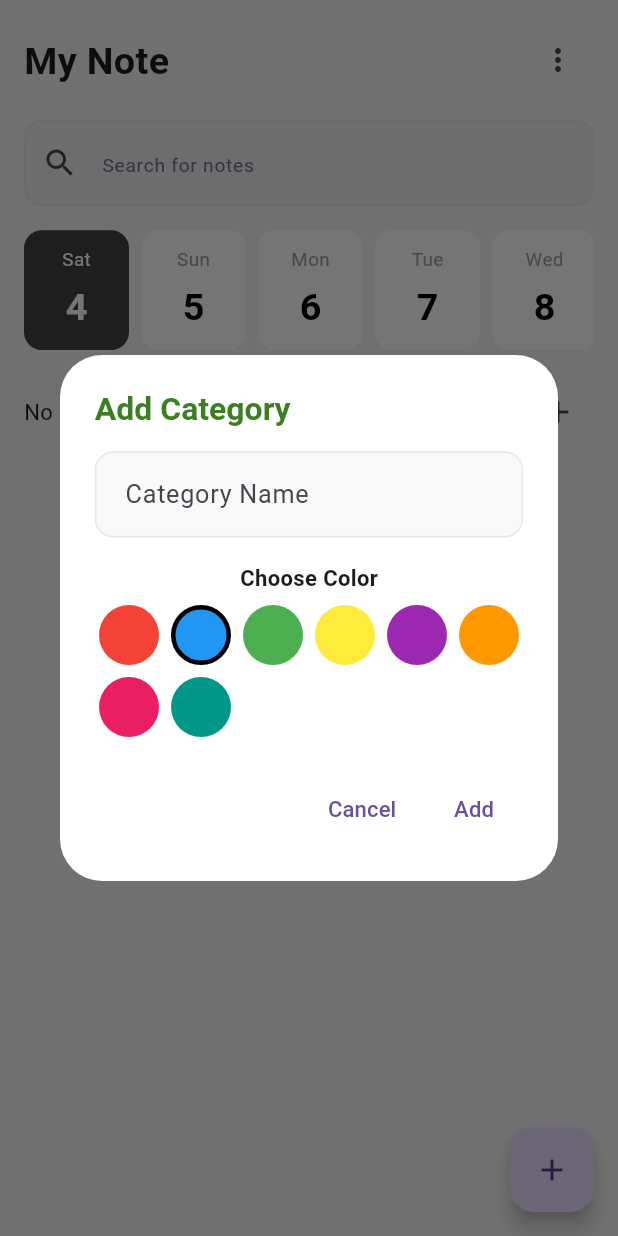
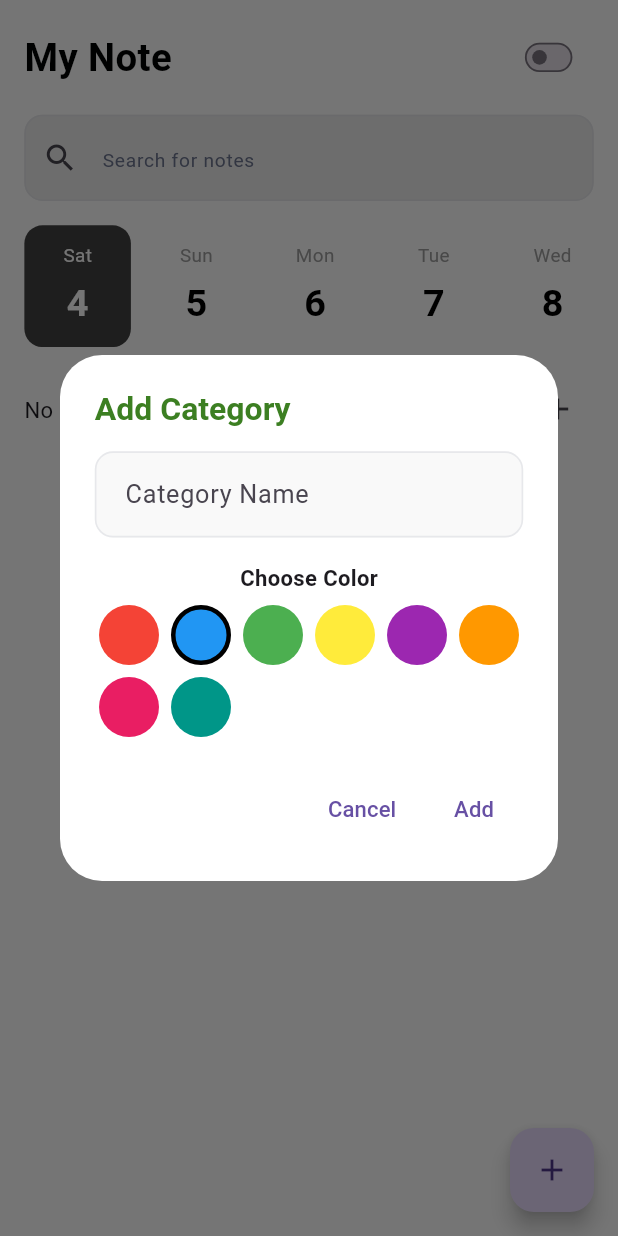
Before and after one commit to adetola437/to_do, a Flutter app: the screen it shows after launch, after a tap on the "add" icon, on a phone screen of 412 x 824 dp. Run offline on Flutter 3.47's test engine with Material 3 defaults, Android fonts, the phone set to English and light mode, and no system bars; drawn by our look-alikes of skeletonizer; our stand-ins replace another_flushbar, bloc, equatable, flutter_bloc, flutter_dotenv, flutter_screenutil and 9 more; missing offline and left inert: flutter_quill; Roboto replaces fonts that are missing (Outfit).

Commit message:
dark theme

```diff
--- a/lib/core/navigation/routes.dart
+++ b/lib/core/navigation/routes.dart
@@ -4,6 +4,7 @@ import 'package:flutter/cupertino.dart';
 import 'package:flutter/material.dart';
 import 'package:go_router/go_router.dart';
 import 'package:to_do/features/home/presentation/controllers/create_task.dart';
+import 'package:to_do/features/home/presentation/controllers/view_note.dart';
 
 
 import '../data/model/note.dart';
@@ -28,6 +29,13 @@ GoRouter router = GoRouter(
 
       ]
     ),
+       GoRoute(
+      path: ViewNoteScreen.route,
+      pageBuilder: (context, state) => buildPage( ViewNoteScreen(note: state.extra as Note,)),
+      routes: [
+
+      ]
+    ),
 
 
 
--- a/lib/features/home/presentation/bloc/note/note_cubit.dart
+++ b/lib/features/home/presentation/bloc/note/note_cubit.dart
@@ -21,6 +21,7 @@ class NoteCubit extends Cubit<NoteState> {
 
     } catch (e) {
       emit(NoteCreateError());
+          loadNotes();
     }
 
   }
@@ -29,11 +30,12 @@ class NoteCubit extends Cubit<NoteState> {
     try {
         emit(NoteCreateLoading());
    await repository.deleteNote(noteId);
-   emit(NoteCreateSuccess());
+   emit(NoteDeleteSuccess());
    loadNotes();
 
     } catch (e) {
-      emit(NoteCreateError());}
+      emit(NoteDeleteError());}
+      loadNotes();
   }
 
 
--- a/lib/features/home/presentation/bloc/note/note_state.dart
+++ b/lib/features/home/presentation/bloc/note/note_state.dart
@@ -34,3 +34,5 @@ final class NoteError extends NoteState {
   @override
   List<Object> get props => [message];
 }
+
+final class NoteDeleteSuccess extends NoteState {}final class NoteDeleteError extends NoteState {}
--- a/lib/features/home/presentation/controllers/view_note.dart
+++ b/lib/features/home/presentation/controllers/view_note.dart
@@ -7,8 +7,12 @@ import 'package:flutter/material.dart';
 import 'package:flutter_bloc/flutter_bloc.dart';
 import 'package:flutter_quill/flutter_quill.dart';
 import 'package:flutter_screenutil/flutter_screenutil.dart';
+import 'package:get_it/get_it.dart';
 import 'package:go_router/go_router.dart';
+import 'package:intl/intl.dart';
 import 'package:to_do/core/utils/extensions.dart';
+import 'package:to_do/core/utils/notes_service.dart';
+import 'package:to_do/core/utils/toast.dart';
 import 'package:to_do/features/home/presentation/bloc/note/note_cubit.dart';
 
 
--- a/lib/features/home/presentation/views/create_task.dart
+++ b/lib/features/home/presentation/views/create_task.dart
@@ -11,6 +11,12 @@ class CreateTaskView extends StatelessWidget implements CreateTaskViewContract {
       body: BlocListener<NoteCubit, NoteState>(
         listener: (context, state) {
           if (state is NoteCreateSuccess) {
+             ScaffoldMessenger.of(context).showSnackBar(
+              SnackBar(content:
+              controller.isEdit! ?
+              Text('Note Updated successfully'):
+               Text('Note Created successfully'), backgroundColor: Colors.green,),
+           );
             Navigator.pop(context);
             Navigator.pop(context);
           }
--- a/lib/features/home/presentation/views/home.dart
+++ b/lib/features/home/presentation/views/home.dart
@@ -10,17 +10,32 @@ class HomeView extends StatelessWidget implements HomeViewContract {
   @override
   Widget build(BuildContext context) {
     return Scaffold(
-      backgroundColor: Colors.grey.shade100,
       body: BlocListener<NoteCubit, NoteState>(
         listener: (context, state) {
           if (state is NotesLoaded) {
             controller.setNotes(state.notes);
           }
+          if (state is NoteDeleteSuccess) {
+            ScaffoldMessenger.of(context).showSnackBar(
+              SnackBar(
+                content: Text('Note deleted successfully'),
+                backgroundColor: Colors.green,
+              ),
+            );
+          }
+          if (state is NoteDeleteError) {
+            ScaffoldMessenger.of(context).showSnackBar(
+              SnackBar(
+                content: Text('An error occured deleting note'),
+                backgroundColor: Colors.red,
+              ),
+            );
+          }
           // TODO: implement listener
         },
         child: SafeArea(
           child: Padding(
-            padding: const EdgeInsets.all(16.0),
+            padding:REdgeInsets.all(16.0),
             child: Column(
               crossAxisAlignment: CrossAxisAlignment.start,
               children: [
@@ -28,17 +43,33 @@ class HomeView extends StatelessWidget implements HomeViewContract {
                 Row(
                   mainAxisAlignment: MainAxisAlignment.spaceBetween,
                   children: [
-                    Text(
-                      'My Note',
-                      style: TextStyle(
+                    'My Note'.toText(
                       fontSize: 24,
                       fontWeight: FontWeight.bold,
                     ),
+                    ValueListenableBuilder(
+                      valueListenable: themeNotifier,
+                      builder: (context, value, child) {
+                        log(value.brightness.toString(  ));
+                         final isDark = value == darkTheme;
+                        return Transform.scale(
+                            scale: 0.6.sp,
+                            child: Switch(
+                              value: isDark,
+                              onChanged: (newValue) async {
+                                context.read<ThemeBloc>().add(ThemeToggleEvent()
+                                      );
+                              },
+                              materialTapTargetSize:
+                                  MaterialTapTargetSize.shrinkWrap,
                             ),
-                    IconButton(icon: Icon(Icons.more_vert), onPressed: () {}),
+                          );
+                      },
+
+                    )
                   ],
                 ),
-                SizedBox(height: 16),
+               16.verticalSpace,
 
                 // Search bar
                 TextField(
@@ -57,11 +88,11 @@ class HomeView extends StatelessWidget implements HomeViewContract {
                     controller.debounceSearch(value);
                   },
                 ),
-                SizedBox(height: 16),
+            16.verticalSpace,
 
                 // Date selector
                 SizedBox(
-                  height: 80,
+                  height: 80.h,
                   child: ListView.builder(
                     scrollDirection: Axis.horizontal,
                     itemCount: 7,
@@ -73,49 +104,60 @@ class HomeView extends StatelessWidget implements HomeViewContract {
                     },
                   ),
                 ),
-                SizedBox(height: 16),
+                 16.verticalSpace,
 
                 // Category filters
                 SizedBox(
-                  height: 50,
+                  height: 50.h,
                   child: BlocBuilder<CategoryCubit, CategoryState>(
                     builder: (context, state) {
                       if (state is CategoryLoading) {
                         return Center(child: CircularProgressIndicator());
                       }
                       if (state is CategoryLoaded) {
- return
- state.categories.isEmpty ?
- Center(
+                        return state.categories.isEmpty
+                            ? Center(
                                 child: Row(
-    mainAxisAlignment: MainAxisAlignment.spaceBetween,
+                                  mainAxisAlignment:
+                                      MainAxisAlignment.spaceBetween,
                                   children: [
                                     Text('No Cateroies Found'),
-      IconButton(onPressed: (){
-         GeneralUtils().showAddCategoryDialog(() async {
+                                    IconButton(
+                                      onPressed: () {
+                                        GeneralUtils().showAddCategoryDialog(
+                                          () async {
                                             // context.read<CategoryCubit>().getCategories();
                                             // showSaveNoteModal(context, note);
-                            }, context);
-      }, icon: Icon(Icons.add))
+                                          },
+                                          context,
+                                        );
+                                      },
+                                      icon: Icon(Icons.add),
+                                    ),
                                   ],
                                 ),
- ) :
-  ListView.builder(
+                              )
+                            : ListView.builder(
                                 scrollDirection: Axis.horizontal,
                                 itemCount: state.categories.length,
                                 itemBuilder: (context, index) {
                                   final category = state.categories[index];
                                   final isSelected =
-                              category.name.toLowerCase() == controller.selectedCategory!.toLowerCase();
-                          return _buildCategoryChip(category, isSelected);
+                                      category.name.toLowerCase() ==
+                                      controller.selectedCategory!
+                                          .toLowerCase();
+                                  return _buildCategoryChip(
+                                    category,
+                                    isSelected,
+                                  );
                                 },
                               );
                       }
-                     return Center(child: Text('No Categories Found'));
+                      return Center(child: 'No Categories Found'.toText());
                     },
                   ),
                 ),
-                SizedBox(height: 16),
+                16.verticalSpace,
 
                 // Notes grid
                 BlocBuilder<NoteCubit, NoteState>(
@@ -124,14 +166,10 @@ class HomeView extends StatelessWidget implements HomeViewContract {
                       return Center(child: CircularProgressIndicator());
                     }
                     if (state is NotesLoaded) {
-                      return
-                      Expanded(
-                        child:
-                        state.notes.isEmpty ?
-                        Center(
-                          child: Text("No Notes Found")
-                        ):
-                        GridView.builder(
+                      return Expanded(
+                        child: state.notes.isEmpty
+                            ? Center(child: "No Notes Found".toText())
+                            : GridView.builder(
                                 gridDelegate:
                                     SliverGridDelegateWithFixedCrossAxisCount(
                                       crossAxisCount: 2,
@@ -141,14 +179,14 @@ class HomeView extends StatelessWidget implements HomeViewContract {
                                     ),
                                 itemCount: state.notes.length,
                                 itemBuilder: (context, index) {
-                            return _buildNoteCard(state.notes[index]);
+                                  return _buildNoteCard(state.notes[index], context);
                                 },
                               ),
                       );
                     }
 
                     return Expanded(
-                      child: Center(child: Text('No notes found')),
+                      child: Center(child: 'No notes found'.toText()),
                     );
                   },
                 ),
@@ -167,14 +205,14 @@ class HomeView extends StatelessWidget implements HomeViewContract {
     );
   }
 
-  Widget _buildDateChip(DateTime date, bool isSelected) {
+  Widget _buildDateChip(DateTime date, bool isSelected,) {
     final days = ['Mon', 'Tue', 'Wed', 'Thu', 'Fri', 'Sat', 'Sun'];
     return Container(
-      width: 70,
-      margin: EdgeInsets.only(right: 8),
+      width: 70.h,
+      margin: REdgeInsets.only(right: 8),
       decoration: BoxDecoration(
         color: isSelected ? Colors.grey.shade800 : Colors.white,
-        borderRadius: BorderRadius.circular(12),
+        borderRadius: BorderRadius.circular(12.r),
       ),
       child: Column(
         mainAxisAlignment: MainAxisAlignment.center,
@@ -186,7 +224,7 @@ class HomeView extends StatelessWidget implements HomeViewContract {
               fontSize: 12,
             ),
           ),
-          SizedBox(height: 4),
+         4.verticalSpace,
           Text(
             '${date.day}',
             style: TextStyle(
@@ -206,11 +244,11 @@ class HomeView extends StatelessWidget implements HomeViewContract {
         controller.setCategory(category);
       },
       child: Container(
-        margin: EdgeInsets.only(right: 8),
-        padding: EdgeInsets.symmetric(horizontal: 16, vertical: 12),
+        margin: REdgeInsets.only(right: 8),
+        padding:REdgeInsets.symmetric(horizontal: 16, vertical: 12),
         decoration: BoxDecoration(
           color: isSelected ? Colors.grey.shade800 : Colors.white,
-          borderRadius: BorderRadius.circular(20),
+          borderRadius: BorderRadius.circular(20.r),
         ),
         child: Text(
           category.name,
@@ -223,7 +261,7 @@ class HomeView extends StatelessWidget implements HomeViewContract {
     );
   }
 
-  Widget _buildNoteCard(Note note) {
+  Widget _buildNoteCard(Note note, BuildContext context) {
     return GestureDetector(
       onTap: () {
         controller.viewNote(note);
@@ -232,7 +270,7 @@ class HomeView extends StatelessWidget implements HomeViewContract {
         padding: EdgeInsets.all(16),
         decoration: BoxDecoration(
           color: note.color,
-          borderRadius: BorderRadius.circular(16),
+          borderRadius: BorderRadius.circular(16.r),
         ),
         child: Column(
           crossAxisAlignment: CrossAxisAlignment.start,
@@ -243,7 +281,7 @@ class HomeView extends StatelessWidget implements HomeViewContract {
                 Expanded(
                   child: Text(
                     note.title ?? '',
-                    style: TextStyle(fontSize: 18, fontWeight: FontWeight.bold),
+                    style: TextStyle(fontSize: 18, fontWeight: FontWeight.bold,color: context.designSystem.text ),
                     maxLines: 1,
                     overflow: TextOverflow.ellipsis,
                   ),
@@ -266,9 +304,10 @@ class HomeView extends StatelessWidget implements HomeViewContract {
             Expanded(
               child: Text(
                 controller.getPlainTextFromQuill(note.quillContent ?? ''),
-                style: TextStyle(fontSize: 14),
+                style: TextStyle(fontSize: 14, color: context.designSystem.text),
                 maxLines: 6,
                 overflow: TextOverflow.ellipsis,
+
               ),
             ),
           ],
--- a/pubspec.yaml
+++ b/pubspec.yaml
@@ -51,6 +51,10 @@ dependencies:
   another_flushbar: ^1.12.32
   skeletonizer: ^2.1.0+1
   flutter_quill: ^11.4.2
+  share_plus: ^7.2.1
+  pdf: ^3.10.7
+  printing: ^5.12.0
+  path_provider: ^2.1.1
 
 dev_dependencies:
   flutter_test:
```
Also changed, not shown: lib/core/utils/notes_service.dart (added, +248 -0 lines), lib/features/home/presentation/contracts/view_note.dart (+9 -6 lines), lib/features/home/presentation/controllers/home.dart (+8 -1 lines), lib/features/home/presentation/views/view_note.dart (+58 -23 lines), pubspec.lock, 8 other files. Lines whose indentation alone changed are shown as unchanged.
